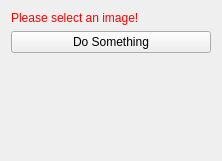
Before: the Qt Designer form Plugins/org.mitk.gui.qt.segmentation.rework/src/internal/SegmentationReworkViewControls.ui in MITK/MITK, drawn with Qt 5.
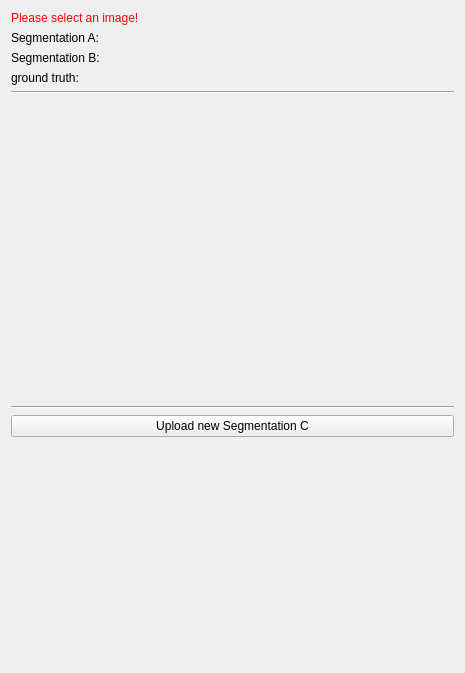
After: the same form once the commit is applied. Custom widgets are drawn as their Qt base class.

Commit message: add rest client implementation with working WADO instance request function some ui stuff on rework plugin added

```diff
--- a/Plugins/org.mitk.gui.qt.segmentation.rework/src/internal/SegmentationReworkViewControls.ui
+++ b/Plugins/org.mitk.gui.qt.segmentation.rework/src/internal/SegmentationReworkViewControls.ui
@@ -6,8 +6,8 @@
    <rect>
     <x>0</x>
     <y>0</y>
-    <width>222</width>
-    <height>161</height>
+    <width>465</width>
+    <height>673</height>
    </rect>
   </property>
   <property name="minimumSize">
@@ -22,6 +22,9 @@
   <layout class="QVBoxLayout" name="verticalLayout">
    <item>
     <widget class="QLabel" name="labelWarning">
+     <property name="enabled">
+      <bool>true</bool>
+     </property>
      <property name="styleSheet">
       <string notr="true">QLabel { color: rgb(255, 0, 0) }</string>
      </property>
@@ -31,12 +34,63 @@
     </widget>
    </item>
    <item>
-    <widget class="QPushButton" name="buttonPerformImageProcessing">
+    <widget class="QLabel" name="labelSegA">
+     <property name="text">
+      <string>Segmentation A:</string>
+     </property>
+    </widget>
+   </item>
+   <item>
+    <widget class="QLabel" name="labelSegB">
+     <property name="text">
+      <string>Segmentation B:</string>
+     </property>
+    </widget>
+   </item>
+   <item>
+    <widget class="QLabel" name="label">
+     <property name="text">
+      <string>ground truth:</string>
+     </property>
+    </widget>
+   </item>
+   <item>
+    <widget class="Line" name="line">
+     <property name="orientation">
+      <enum>Qt::Horizontal</enum>
+     </property>
+    </widget>
+   </item>
+   <item>
+    <widget class="QmitkChartWidget" name="chartWidget" native="true">
+     <property name="minimumSize">
+      <size>
+       <width>0</width>
+       <height>300</height>
+      </size>
+     </property>
+     <property name="maximumSize">
+      <size>
+       <width>16777215</width>
+       <height>300</height>
+      </size>
+     </property>
+    </widget>
+   </item>
+   <item>
+    <widget class="Line" name="line_2">
+     <property name="orientation">
+      <enum>Qt::Horizontal</enum>
+     </property>
+    </widget>
+   </item>
+   <item>
+    <widget class="QPushButton" name="buttonUpload">
      <property name="toolTip">
       <string>Do image processing</string>
      </property>
      <property name="text">
-      <string>Do Something</string>
+      <string>Upload new Segmentation C</string>
      </property>
     </widget>
    </item>
@@ -59,6 +113,14 @@
   </layout>
  </widget>
  <layoutdefault spacing="6" margin="11"/>
+ <customwidgets>
+  <customwidget>
+   <class>QmitkChartWidget</class>
+   <extends>QWidget</extends>
+   <header location="global">QmitkChartWidget.h</header>
+   <container>1</container>
+  </customwidget>
+ </customwidgets>
  <resources/>
  <connections/>
 </ui>
```
The commit also changes 8 other files.
